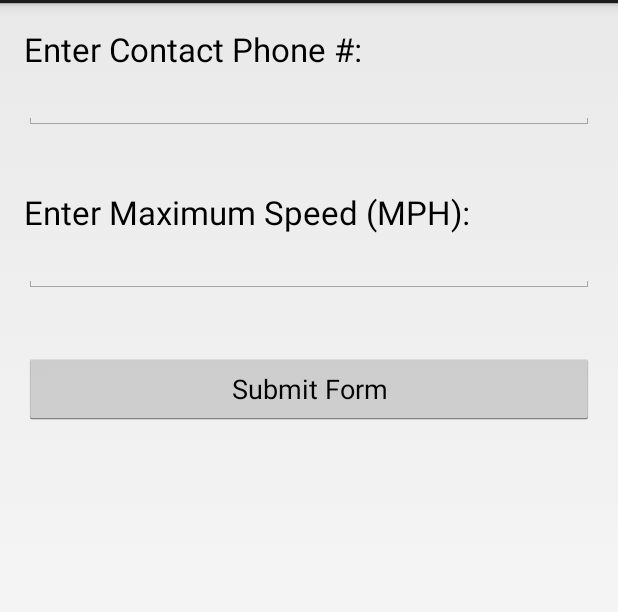
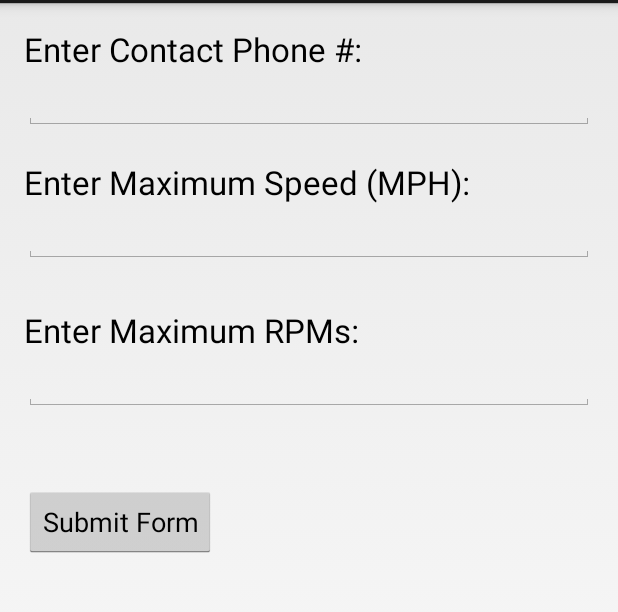
Before and after one commit to aak12b/OpenXC, an Android app: the screen it shows after launch (StarterActivity), after a tap on "Submit Form", on a phone screen of 412 x 824 dp, the part 69-681 px from its top. Run offline under Robolectric (Android 15) with nearby library versions, the phone set to English and light mode, and no system bars; 2 statements that could not run were skipped.

Commit message:
Added RPMs to UI and Intent

```diff
--- a/openxcstarter/src/main/java/com/openxc/openxcstarter/StarterActivity.java
+++ b/openxcstarter/src/main/java/com/openxc/openxcstarter/StarterActivity.java
@@ -24,7 +24,9 @@ public class StarterActivity extends Activity {
     public String phoneNo;
     public String message;
     public int max_speed;
+    public int max_rpms;
     public double max_kph;
+
 
 
     @Override
@@ -43,14 +45,16 @@ public class StarterActivity extends Activity {
             public void onClick(View view) {
                 EditText phoneNum = (EditText) findViewById(R.id.editText);
                 EditText speed = (EditText) findViewById(R.id.editText2);
+                EditText rpms = (EditText) findViewById(R.id.editText3);
                 phoneNo = "" + phoneNum.getText();
                 max_speed = Integer.parseInt(speed.getText().toString());
                 max_kph = max_speed * 1.609;
+                max_rpms = Integer.parseInt(rpms.getText().toString());
                 message = "Vehicle has gone faster than " + max_speed + " miles per hour.";
                 String intro = "This number has been chosen as a VT Phone Home Guardian. The maximum MPH of the vehicle was entered as "
                         + max_speed + ".";
                 Intent i = new Intent(StarterActivity.this, MyIntentService.class);
-                String push = max_kph + ":" + phoneNo;
+                String push = max_kph + ":" + phoneNo + ":" + max_rpms;
                 i.putExtra("txt", push);
                 startService(i);
                 try {
--- a/openxcstarter/src/main/res/layout/activity_starter.xml
+++ b/openxcstarter/src/main/res/layout/activity_starter.xml
@@ -27,10 +27,7 @@
                 android:layout_height="wrap_content"
                 android:textAppearance="?android:attr/textAppearanceLarge"
                 android:text="Enter Contact Phone #:"
-                android:id="@+id/textView"
-                android:layout_alignParentTop="true"
-                android:layout_alignParentLeft="true"
-                android:layout_alignParentStart="true" />
+                 />
 
             <EditText
                 android:layout_width="fill_parent"
@@ -39,10 +36,6 @@
                 android:ems="10"
                 android:id="@+id/editText"
                 android:layout_below="@+id/textView"
-                android:layout_alignParentLeft="true"
-                android:layout_alignParentStart="true"
-                android:layout_alignParentRight="true"
-                android:layout_alignParentEnd="true"
                 android:maxLength="10"/>
 
             <TextView
@@ -51,10 +44,7 @@
                 android:textAppearance="?android:attr/textAppearanceLarge"
                 android:text="Enter Maximum Speed (MPH):"
                 android:id="@+id/textView2"
-                android:layout_below="@+id/editText"
-                android:layout_alignParentLeft="true"
-                android:layout_alignParentStart="true"
-                android:layout_marginTop="40dp" />
+                android:layout_marginTop="20dp" />
 
             <EditText
                 android:layout_width="fill_parent"
@@ -62,25 +52,35 @@
                 android:inputType="number"
                 android:ems="10"
                 android:id="@+id/editText2"
-                android:layout_below="@+id/textView2"
-                android:layout_alignParentLeft="true"
-                android:layout_alignParentStart="true"
-                android:layout_alignParentRight="true"
-                android:layout_alignParentEnd="true" />
+                />
+
+            <TextView
+                android:layout_width="wrap_content"
+                android:layout_height="wrap_content"
+                android:textAppearance="?android:attr/textAppearanceLarge"
+                android:text="Enter Maximum RPMs:"
+                android:id="@+id/textView3"
+                android:layout_marginTop="30dp"/>
+
+            <EditText
+                android:layout_width="match_parent"
+                android:layout_height="wrap_content"
+                android:inputType="number"
+                android:ems="10"
+                android:id="@+id/editText3" />
 
             <Button
-                android:layout_width="fill_parent"
+                android:layout_width="wrap_content"
                 android:layout_height="wrap_content"
                 android:text="Submit Form"
                 android:id="@+id/button"
-                android:layout_marginTop="40dp"
-                android:layout_alignParentBottom="true"
-                android:layout_alignParentLeft="true"
-                android:layout_alignParentStart="true" />
-
+                android:layout_marginTop="50dp"
+                />
 
         </LinearLayout>
 
     </ScrollView>
 
+
+
 </LinearLayout>
```
Also changed, not shown: 1 other file.
